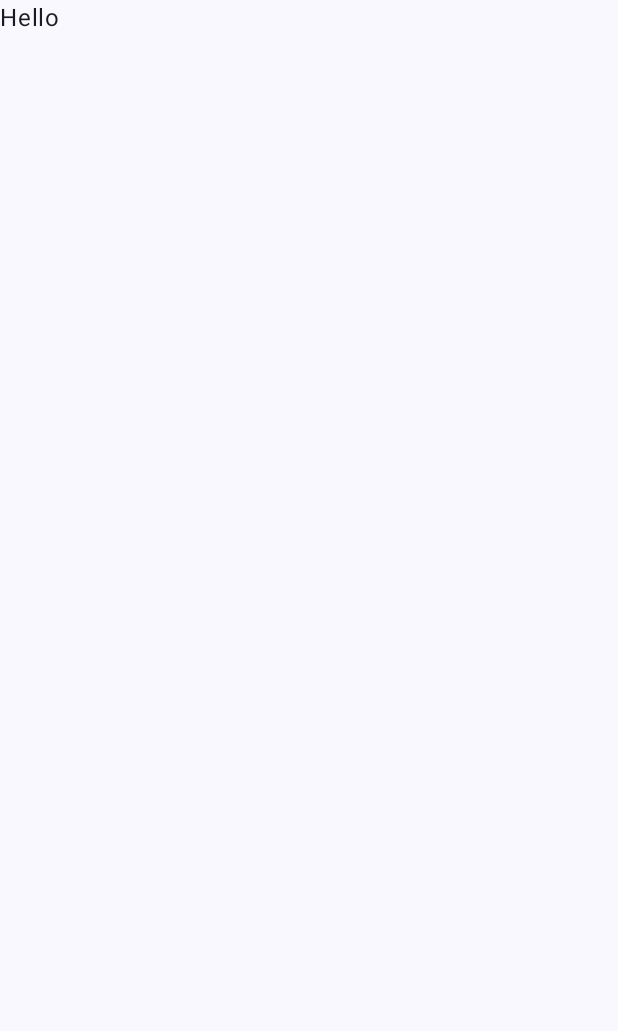
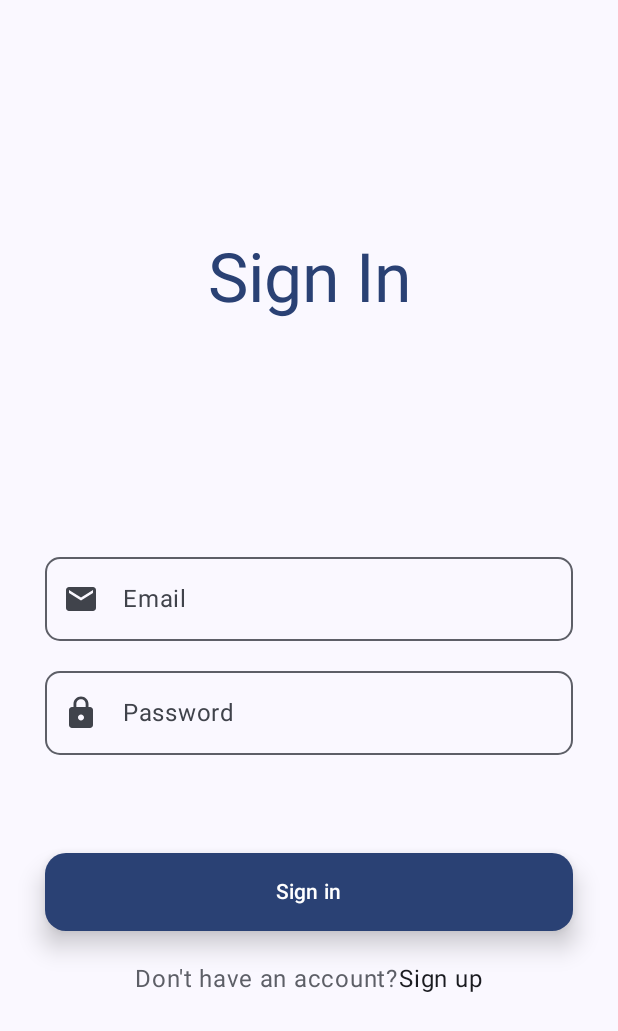
Before and after one commit to Osman0812/LanguageDevelopmentApp, an Android app built with Jetpack Compose: the screen it shows after launch (MainActivity), on a phone screen of 412 x 824 dp. Before the commit the part shown is almost empty. Shown: the top 1031 px of the screen. Run offline under Robolectric (Android 15) with nearby library versions, the phone set to English and light mode, and no system bars.

Commit message:
designed login screen

```diff
--- a/app/src/main/java/com/example/languagedevelopmentapp/navigation/Screens.kt
+++ b/app/src/main/java/com/example/languagedevelopmentapp/navigation/Screens.kt
@@ -1,6 +1,5 @@
 package com.example.languagedevelopmentapp.navigation
 
 open class Screens(val route: String) {
-
     data object LoginScreen : Screens(route = "LOGIN_SCREEN")
 }
--- /dev/null
+++ b/app/src/main/java/com/example/languagedevelopmentapp/ui/component/CustomAuthTextField.kt
@@ -0,0 +1,36 @@
+package com.example.languagedevelopmentapp.ui.component
+
+import androidx.compose.foundation.layout.fillMaxWidth
+import androidx.compose.foundation.shape.RoundedCornerShape
+import androidx.compose.material3.Icon
+import androidx.compose.material3.OutlinedTextField
+import androidx.compose.material3.Text
+import androidx.compose.runtime.Composable
+import androidx.compose.ui.Modifier
+import androidx.compose.ui.graphics.vector.ImageVector
+import androidx.compose.ui.unit.dp
+
+@Composable
+fun CustomAuthTextField(
+    modifier: Modifier = Modifier,
+    value: String,
+    onValueChange: (String) -> Unit,
+    placeHolder: String,
+    leadingIcon: ImageVector
+) {
+    OutlinedTextField(
+        modifier = modifier
+            .fillMaxWidth(),
+        value = value,
+        onValueChange = onValueChange,
+        placeholder = { Text(text = placeHolder) },
+        leadingIcon = {
+            Icon(
+                imageVector = leadingIcon,
+                contentDescription = "AuthField Icon"
+            )
+        },
+        shape = RoundedCornerShape(10.dp),
+        maxLines = 1
+    )
+}
--- /dev/null
+++ b/app/src/main/java/com/example/languagedevelopmentapp/ui/component/CustomButton.kt
@@ -0,0 +1,59 @@
+package com.example.languagedevelopmentapp.ui.component
+
+import androidx.compose.foundation.BorderStroke
+import androidx.compose.foundation.layout.Arrangement
+import androidx.compose.foundation.layout.Row
+import androidx.compose.foundation.layout.padding
+import androidx.compose.foundation.layout.size
+import androidx.compose.foundation.shape.RoundedCornerShape
+import androidx.compose.material3.Button
+import androidx.compose.material3.ButtonDefaults
+import androidx.compose.material3.CircularProgressIndicator
+import androidx.compose.material3.MaterialTheme
+import androidx.compose.material3.Text
+import androidx.compose.runtime.Composable
+import androidx.compose.ui.Modifier
+import androidx.compose.ui.graphics.Color
+import androidx.compose.ui.unit.dp
+
+@Composable
+fun CustomButton(
+    modifier: Modifier = Modifier,
+    onClick: () -> Unit,
+    text: String,
+    containerColor: Color = MaterialTheme.colorScheme.primary,
+    borderColor: Color = Color.Transparent,
+    isLoading: Boolean = false
+){
+    Button(
+        modifier = modifier,
+        onClick = onClick,
+        border = BorderStroke(
+            width = 1.dp,
+            color = borderColor
+        ),
+        colors = ButtonDefaults.buttonColors(
+            containerColor = containerColor
+        ),
+        shape = RoundedCornerShape(14.dp),
+        elevation = ButtonDefaults.buttonElevation(
+            defaultElevation = 10.dp
+        ),
+    ) {
+        Row(
+            horizontalArrangement = Arrangement.spacedBy(10.dp)
+        ) {
+            if(isLoading) {
+                CircularProgressIndicator(
+                    modifier = Modifier
+                        .size(30.dp)
+                )
+            }
+            Text(
+                modifier = Modifier
+                    .padding(8.dp),
+                text = text
+            )
+        }
+    }
+}
--- a/app/src/main/java/com/example/languagedevelopmentapp/ui/screen/login/LoginScreen.kt
+++ b/app/src/main/java/com/example/languagedevelopmentapp/ui/screen/login/LoginScreen.kt
@@ -1,10 +1,95 @@
 package com.example.languagedevelopmentapp.ui.screen.login
 
+import androidx.compose.foundation.background
+import androidx.compose.foundation.layout.Arrangement
+import androidx.compose.foundation.layout.Column
+import androidx.compose.foundation.layout.Row
+import androidx.compose.foundation.layout.Spacer
+import androidx.compose.foundation.layout.fillMaxSize
+import androidx.compose.foundation.layout.fillMaxWidth
+import androidx.compose.foundation.layout.padding
+import androidx.compose.material.icons.Icons
+import androidx.compose.material.icons.filled.Email
+import androidx.compose.material.icons.filled.Lock
+import androidx.compose.material3.MaterialTheme
 import androidx.compose.material3.Text
 import androidx.compose.runtime.Composable
-import com.example.languagedevelopmentapp.navigation.Screens
+import androidx.compose.runtime.getValue
+import androidx.compose.runtime.mutableStateOf
+import androidx.compose.runtime.remember
+import androidx.compose.runtime.setValue
+import androidx.compose.ui.Alignment
+import androidx.compose.ui.Modifier
+import androidx.compose.ui.res.stringResource
+import androidx.compose.ui.tooling.preview.Preview
+import androidx.compose.ui.unit.dp
+import com.example.languagedevelopmentapp.R
+import com.example.languagedevelopmentapp.ui.component.CustomAuthTextField
+import com.example.languagedevelopmentapp.ui.component.CustomButton
+import com.example.languagedevelopmentapp.ui.theme.ScreenDimensions
 
 @Composable
-fun LoginScreen(){
-    Text(text = "Hello")
+fun LoginScreen() {
+    Column(
+        modifier = Modifier
+            .fillMaxSize()
+            .background(color = MaterialTheme.colorScheme.background)
+            .padding(start = 30.dp, end = 30.dp),
+        horizontalAlignment = Alignment.CenterHorizontally,
+        verticalArrangement = Arrangement.SpaceEvenly
+    ) {
+        LoginScreenDetail()
+    }
 }
+
+@Composable
+fun LoginScreenDetail() {
+
+    var email by remember { mutableStateOf("") }
+    var password by remember { mutableStateOf("") }
+
+    Text(
+        text = stringResource(id = R.string.sign_in_title),
+        style = MaterialTheme.typography.displayMedium,
+        color = MaterialTheme.colorScheme.primary
+    )
+    Column(
+        verticalArrangement = Arrangement.spacedBy(20.dp),
+        horizontalAlignment = Alignment.CenterHorizontally
+    ) {
+        CustomAuthTextField(
+            value = email,
+            onValueChange = { email = it },
+            placeHolder = stringResource(id = R.string.email),
+            leadingIcon = Icons.Default.Email
+        )
+        CustomAuthTextField(
+            value = password,
+            onValueChange = { password = it },
+            placeHolder = stringResource(id = R.string.password),
+            leadingIcon = Icons.Default.Lock
+        )
+        Spacer(modifier = Modifier.padding(ScreenDimensions.screenWidth * 0.03f))
+        CustomButton(
+            modifier = Modifier
+                .fillMaxWidth(),
+            onClick = {},
+            text = stringResource(id = R.string.sign_in)
+        )
+        Row {
+            Text(
+                text = stringResource(id = R.string.no_acc_q),
+                color = MaterialTheme.colorScheme.outline
+            )
+            Text(
+                text = stringResource(id = R.string.sign_up)
+            )
+        }
+    }
+}
+
+@Preview
+@Composable
+fun LoginScreenPreview() {
+    LoginScreen()
+}
--- a/app/src/main/java/com/example/languagedevelopmentapp/ui/theme/Color.kt
+++ b/app/src/main/java/com/example/languagedevelopmentapp/ui/theme/Color.kt
@@ -2,10 +2,14 @@ package com.example.languagedevelopmentapp.ui.theme
 
 import androidx.compose.ui.graphics.Color
 
-val Purple80 = Color(0xFFD0BCFF)
-val PurpleGrey80 = Color(0xFFCCC2DC)
-val Pink80 = Color(0xFFEFB8C8)
-
-val Purple40 = Color(0xFF6650a4)
-val PurpleGrey40 = Color(0xFF625b71)
-val Pink40 = Color(0xFF7D5260)
+val primaryColor = Color(0xFF21445B)
+val secondaryColor = Color(0xFF6E83A4)
+val tertiaryColor =  Color(0xFFEBEDED)
+val backgroundColor =  Color(0xFFD9DEDE)
+val onPrimaryColor = Color(0xFFFFFFFF)
+val onBackgroundColor = Color.White
+val primaryContainerColor = Color(0xFF6E83A4)
+val outlineColor =  Color(0xFF7F8385)
+val onSurfaceColor = Color.Black
+val outlineVariantColor = Color(0xFF575959)
+val tertiaryContainerColor = Color(0xFFD2DBE1)
--- /dev/null
+++ b/app/src/main/java/com/example/languagedevelopmentapp/ui/theme/ScreenDimensions.kt
@@ -0,0 +1,24 @@
+package com.example.languagedevelopmentapp.ui.theme
+
+import androidx.compose.runtime.Composable
+import androidx.compose.runtime.NonRestartableComposable
+import androidx.compose.runtime.ReadOnlyComposable
+import androidx.compose.ui.platform.LocalConfiguration
+import androidx.compose.ui.unit.Dp
+import androidx.compose.ui.unit.dp
+
+class ScreenDimensions {
+    companion object {
+
+        val screenWidth: Dp
+            @Composable
+            @NonRestartableComposable
+            @ReadOnlyComposable
+            get() = LocalConfiguration.current.screenWidthDp.dp
+
+        val screenHeight: Dp
+            @Composable
+            get() = LocalConfiguration.current.screenHeightDp.dp
+
+    }
+}
--- a/app/src/main/java/com/example/languagedevelopmentapp/ui/theme/Theme.kt
+++ b/app/src/main/java/com/example/languagedevelopmentapp/ui/theme/Theme.kt
@@ -16,31 +16,26 @@ import androidx.compose.ui.platform.LocalView
 import androidx.core.view.WindowCompat
 
 private val DarkColorScheme = darkColorScheme(
-    primary = Purple80,
-    secondary = PurpleGrey80,
-    tertiary = Pink80
+
 )
 
 private val LightColorScheme = lightColorScheme(
-    primary = Purple40,
-    secondary = PurpleGrey40,
-    tertiary = Pink40
-
-    /* Other default colors to override
-    background = Color(0xFFFFFBFE),
-    surface = Color(0xFFFFFBFE),
-    onPrimary = Color.White,
-    onSecondary = Color.White,
-    onTertiary = Color.White,
-    onBackground = Color(0xFF1C1B1F),
-    onSurface = Color(0xFF1C1B1F),
-    */
+    primary = primaryColor,
+    secondary = secondaryColor,
+    tertiary = tertiaryColor,
+    background = backgroundColor,
+    onPrimary = onPrimaryColor,
+    outline = outlineColor,
+    onBackground = onBackgroundColor,
+    primaryContainer = primaryContainerColor,
+    onSurface = onSurfaceColor,
+    outlineVariant = outlineVariantColor,
+    tertiaryContainer = tertiaryContainerColor
 )
 
 @Composable
 fun LanguageDevelopmentAppTheme(
     darkTheme: Boolean = isSystemInDarkTheme(),
-    // Dynamic color is available on Android 12+
     dynamicColor: Boolean = true,
     content: @Composable () -> Unit
 ) {
--- a/app/src/main/res/values/strings.xml
+++ b/app/src/main/res/values/strings.xml
@@ -1,3 +1,9 @@
 <resources>
     <string name="app_name">Language Development App</string>
+    <string name="sign_in_title">Sign In</string>
+    <string name="sign_in">Sign in</string>
+    <string name="sign_up">Sign up</string>
+    <string name="email">Email</string>
+    <string name="password">Password</string>
+    <string name="no_acc_q">Don\'t have an account?</string>
 </resources>
```
